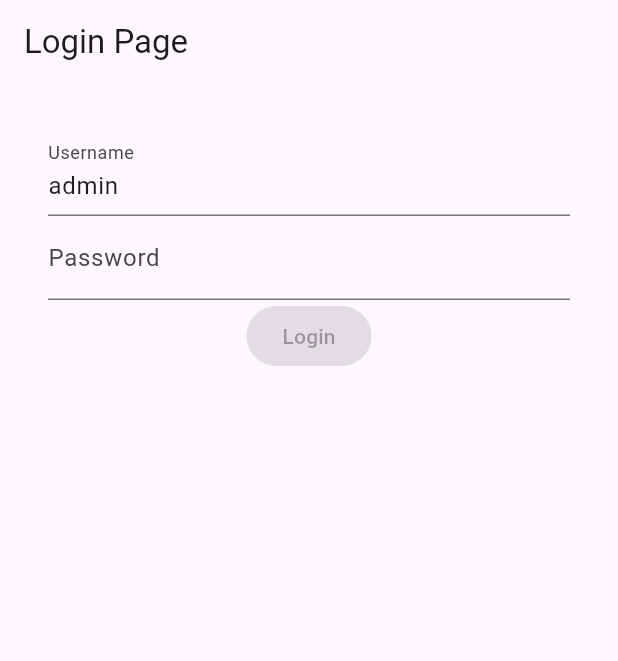
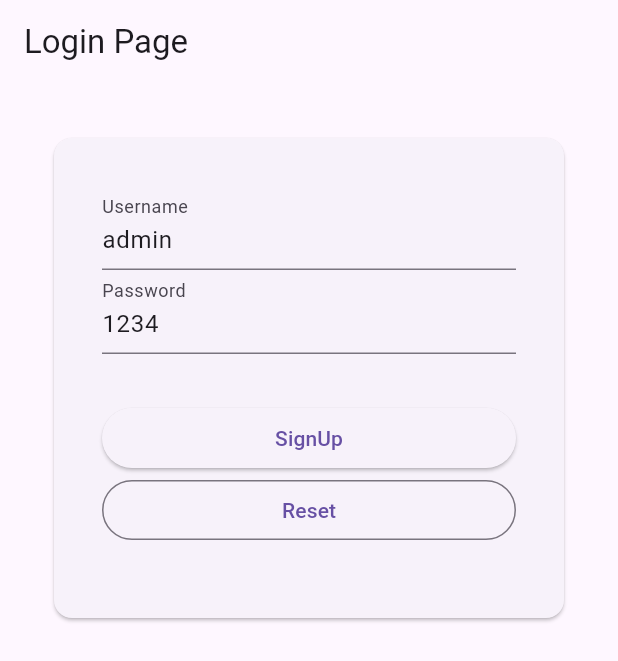
Before and after one commit to patt502090/flutter-playground, a Flutter app: the screen it shows after launch, on a phone screen of 412 x 824 dp. Shown: the top 661 px of the screen. Run offline on Flutter 3.47's test engine with Material 3 defaults, Android fonts, the phone set to English and light mode, and no system bars.

Commit message:
refactor: enhance login page layout and functionality

```diff
--- a/lib/src/pages/login_page/login_page.dart
+++ b/lib/src/pages/login_page/login_page.dart
@@ -9,34 +9,36 @@ class LoginPage extends StatefulWidget {
 
 class _LoginPageState extends State<LoginPage> {
   final _usernameController = TextEditingController();
+  final _passwordController = TextEditingController();
 
   @override
   void initState() {
-    // TODO: implement initState
     super.initState();
     _usernameController.text = "admin";
+    _passwordController.text = "1234";
   }
 
   @override
   Widget build(BuildContext context) {
     return Scaffold(
       appBar: AppBar(title: Text("Login Page")),
-      body: Container(
+      body: SizedBox(
         width: double.infinity,
         child: Padding(
           padding: const EdgeInsets.all(32.0),
-          child: Column(
-            children: [
-              TextField(
-                controller: _usernameController,
-                decoration: InputDecoration(labelText: "Username"),
+          child: Card(
+            child: Container(
+              padding: const EdgeInsets.all(32.0),
+              height: 320,
+              child: Column(
+                crossAxisAlignment: CrossAxisAlignment.stretch,
+                children: [
+                  ..._buildTextFields(),
+                  SizedBox(height: 32),
+                  ..._buildButtons(),
+                ],
               ),
-              TextField(decoration: InputDecoration(labelText: "Password")),
-              ElevatedButton(
-                onPressed: _handleClickLogin,
-                child: Text("Login"),
-              ),
-            ],
+            ),
           ),
         ),
       ),
@@ -44,6 +46,32 @@ class _LoginPageState extends State<LoginPage> {
   }
 
   void _handleClickLogin() {
-    print("PattLogin")
+    print(
+      "Login: with ${_usernameController.text} ${_passwordController.text}",
+    );
+  }
+
+  void _handleClickReset() {
+    _usernameController.text = "";
+  }
+
+  List<ButtonStyleButton> _buildButtons() {
+    return [
+      ElevatedButton(onPressed: _handleClickLogin, child: Text("SignUp")),
+      OutlinedButton(onPressed: _handleClickReset, child: Text("Reset")),
+    ];
+  }
+
+  List<TextField> _buildTextFields() {
+    return [
+      TextField(
+        controller: _usernameController,
+        decoration: InputDecoration(labelText: "Username"),
+      ),
+      TextField(
+        controller: _passwordController,
+        decoration: InputDecoration(labelText: "Password"),
+      ),
+    ];
   }
 }
```
Also changed, not shown: 1 other file.
